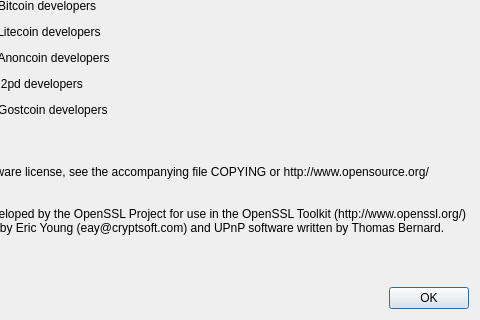
Above: src/qt/forms/aboutdialog.ui from GOSTSec/gostcoin before the change; both pictures show x 210 to 690 and y 84 to 404 of the 690 by 404 pixel window. Below: the same form after it.
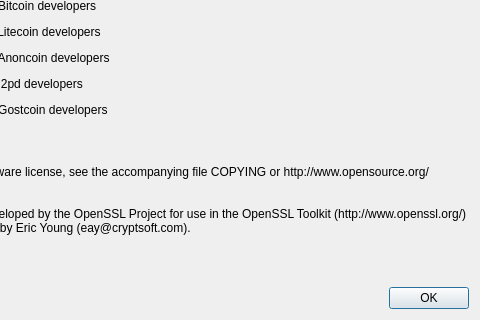
That is the form after the change. Icons and pictures are not drawn.

```diff
--- a/src/qt/forms/aboutdialog.ui
+++ b/src/qt/forms/aboutdialog.ui
@@ -112,7 +112,7 @@
 
 Distributed under the MIT/X11 software license, see the accompanying file COPYING or http://www.opensource.org/licenses/mit-license.php.
 
-This product includes software developed by the OpenSSL Project for use in the OpenSSL Toolkit (http://www.openssl.org/) and cryptographic software written by Eric Young (eay@cryptsoft.com) and UPnP software written by Thomas Bernard.</string>
+This product includes software developed by the OpenSSL Project for use in the OpenSSL Toolkit (http://www.openssl.org/) and cryptographic software written by Eric Young (eay@cryptsoft.com).</string>
        </property>
        <property name="wordWrap">
         <bool>true</bool>
```
